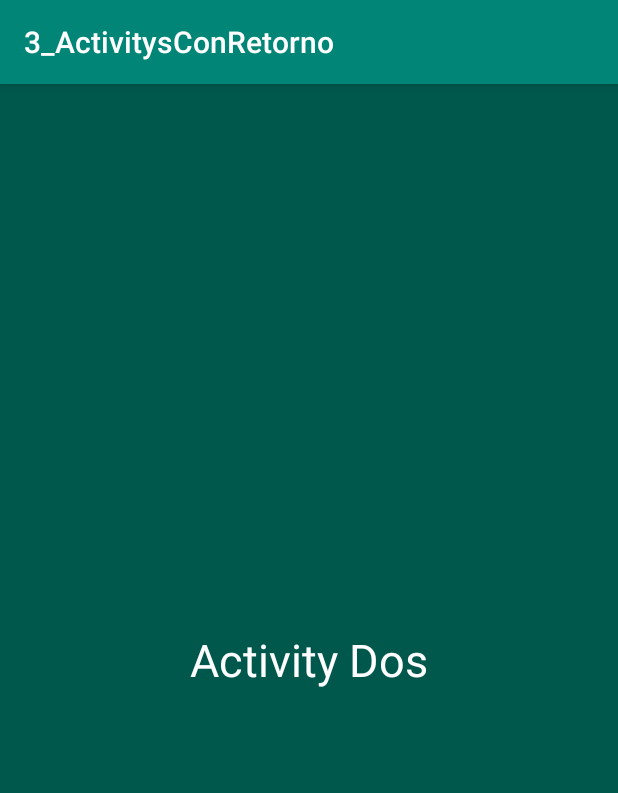
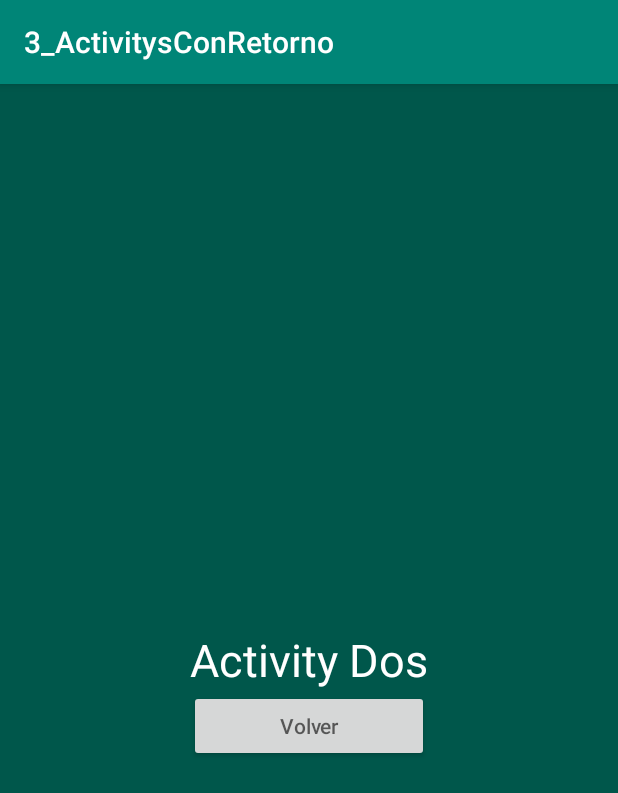
Before and after one commit to ANDROID-SergioRamos5/3_ActivitysConRetorno, an Android app: the activity2 screen opened directly, with no data from a screen before it, on a phone screen of 412 x 824 dp. Shown: the top 793 px of the screen. Run offline under Robolectric (Android 15) with nearby library versions, the phone set to English and light mode, and no system bars; 1 statement that could not run was skipped.

Commit message:
Revisar MainActivity.

```diff
--- a/app/src/main/java/com/example/a3_activitysconretorno/activity2.java
+++ b/app/src/main/java/com/example/a3_activitysconretorno/activity2.java
@@ -1,11 +1,17 @@
 package com.example.a3_activitysconretorno;
 
+import android.content.Intent;
 import android.os.Bundle;
+import android.view.View;
+import android.widget.Button;
 import android.widget.Toast;
 
 import androidx.appcompat.app.AppCompatActivity;
 
 public class activity2 extends AppCompatActivity {
+
+    Button boton;
+
     @Override
     public void onCreate(Bundle saved)
     {
@@ -13,5 +19,25 @@ public class activity2 extends AppCompatActivity {
         setContentView(R.layout.activity2);
 
         Toast.makeText(this,getIntent().getStringExtra("ENTRADA"), Toast.LENGTH_LONG).show();
+
+        boton = (Button)findViewById(R.id.boton_vueltaActivity2);
+
+        boton.setOnClickListener(new View.OnClickListener() {
+            @Override
+            public void onClick(View v) {
+                Intent datos = new Intent();
+                datos.putExtra("SALIDA", "Finalizada Activity 2");
+                setResult(RESULT_OK, datos);
+                finish();
+            }
+        });
+    }
+    @Override
+    public void onBackPressed()
+    {
+        Intent datos = new Intent();
+        datos.putExtra("SALIDA", "Finalizada Activity 2");
+        setResult(RESULT_CANCELED, datos);
+        finish();
     }
 }
--- a/app/src/main/res/layout/activity2.xml
+++ b/app/src/main/res/layout/activity2.xml
@@ -14,4 +14,14 @@
         android:text="@string/tV_activity2"
         android:textSize="30dp"
         android:textColor="@android:color/white"/>
+
+    <Button
+        android:id="@+id/boton_vueltaActivity2"
+        android:layout_width="wrap_content"
+        android:layout_height="wrap_content"
+        android:layout_below="@id/tV_activity2"
+        android:ems="10"
+        android:layout_centerVertical="true"
+        android:layout_centerHorizontal="true"
+        android:hint="Volver"/>
 </RelativeLayout>
--- a/app/src/main/res/layout/activity_main.xml
+++ b/app/src/main/res/layout/activity_main.xml
@@ -24,5 +24,11 @@
         android:layout_toEndOf="@id/boton_activity1"
         android:ems="10"
         android:text="@string/textActivity2"/>
+    <TextView
+        android:id="@+id/mostrarTexto"
+        android:layout_width="wrap_content"
+        android:layout_height="wrap_content"
+        android:layout_below="@id/boton_activity1"
+        android:textSize="30dp"/>
 
 </RelativeLayout>
```
Also changed, not shown: app/src/main/java/com/example/a3_activitysconretorno/MainActivity.java (+35 -1 lines), app/src/main/java/com/example/a3_activitysconretorno/activity1.java (+19 -7 lines), app/src/main/res/layout/activity1.xml (+9 -0 lines).
